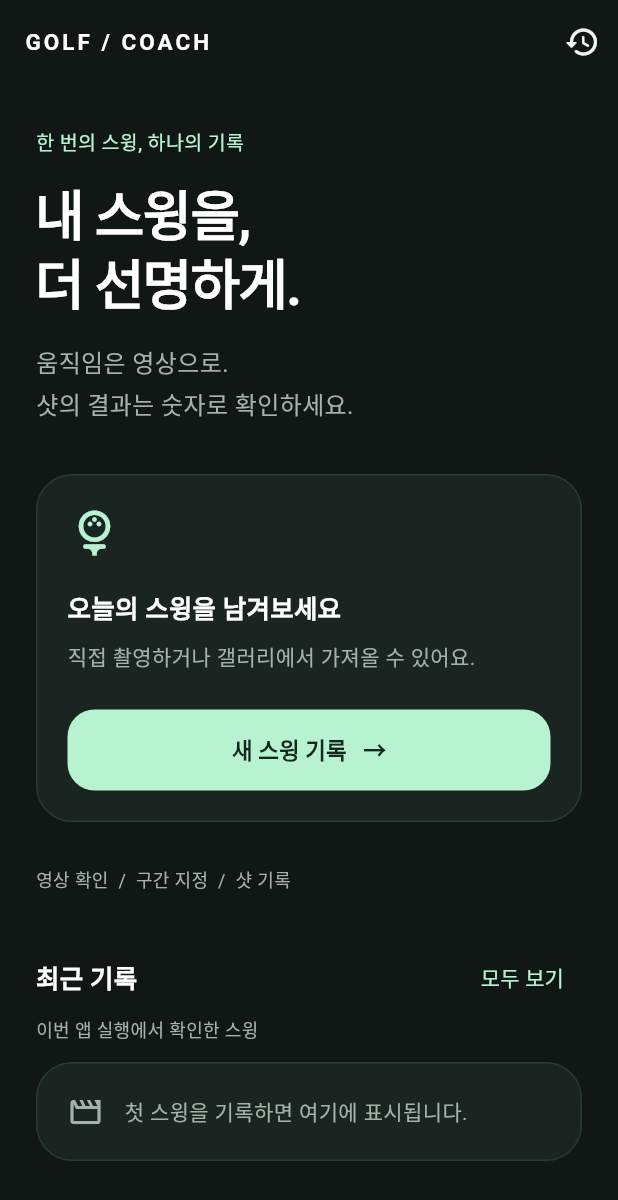
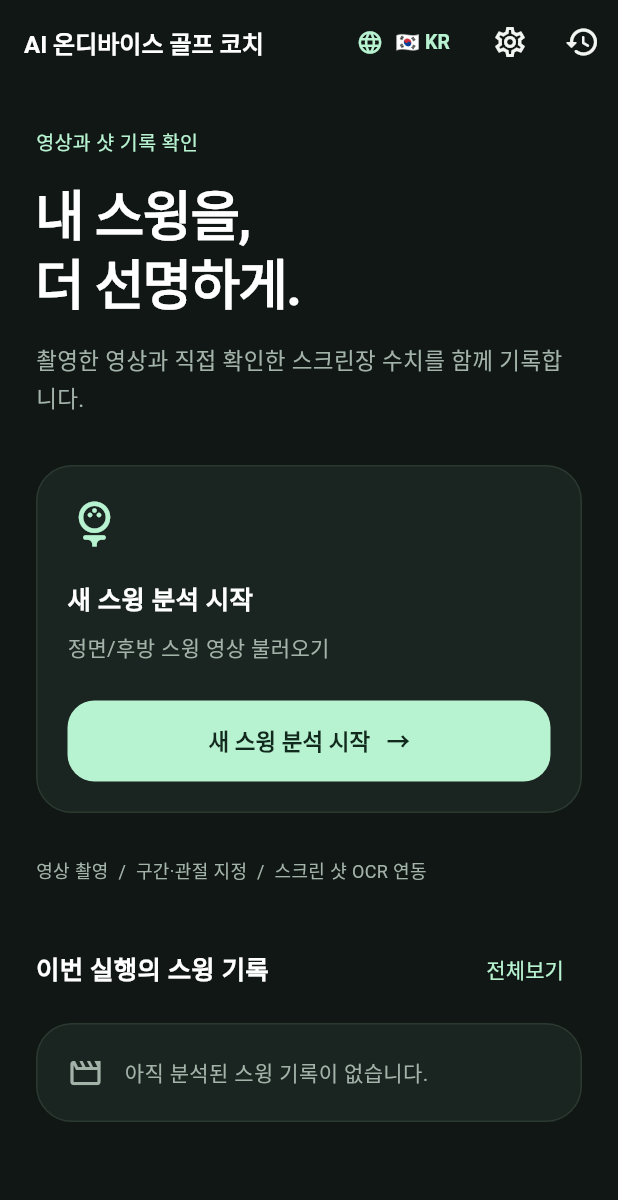
Before and after one commit to suhinkyu4-design/ai_golf_coach, a Flutter app: the screen it shows after launch, on a phone screen of 412 x 824 dp. Shown: the top 1200 px of the screen. Run offline on Flutter 3.47's test engine with Material 3 defaults, Android fonts, the phone set to English and light mode, and no system bars; our stand-ins replace camera, image_picker, sqflite, video_player; missing offline and left inert: google_mlkit_pose_detection, google_mlkit_text_recognition; accounts and stored records are empty.

Commit message:
feat: restore language toggle, settings dialog, and connect full 5-step flow (Video -> Trimming -> OCR -> Results)

```diff
--- a/lib/views/home_screen.dart
+++ b/lib/views/home_screen.dart
@@ -1,6 +1,8 @@
 import 'package:flutter/material.dart';
 import 'package:provider/provider.dart';
+import '../models/swing_model.dart';
 import '../providers/swing_provider.dart';
+import '../services/localization_service.dart';
 import '../theme/app_theme.dart';
 import '../widgets/golf_widgets.dart';
 import 'video_input_screen.dart';
@@ -9,54 +11,201 @@ import 'analysis_result_screen.dart';
 
 class HomeScreen extends StatelessWidget {
   const HomeScreen({super.key});
+
+  void _showSettingsDialog(BuildContext context, SwingProvider provider) {
+    showModalBottomSheet(
+      context: context,
+      backgroundColor: const Color(0xFF1E2B25),
+      shape: const RoundedRectangleBorder(
+        borderRadius: BorderRadius.vertical(top: Radius.circular(20)),
+      ),
+      builder: (context) {
+        final lang = provider.appLanguage;
+        return Padding(
+          padding: const EdgeInsets.all(24.0),
+          child: Column(
+            mainAxisSize: MainAxisSize.min,
+            crossAxisAlignment: CrossAxisAlignment.start,
+            children: [
+              Row(
+                mainAxisAlignment: MainAxisAlignment.spaceBetween,
+                children: [
+                  const Row(
+                    children: [
+                      Icon(Icons.settings, color: AppTheme.mint),
+                      SizedBox(width: 8),
+                      Text('앱 환경 설정', style: TextStyle(color: Colors.white, fontSize: 18, fontWeight: FontWeight.bold)),
+                    ],
+                  ),
+                  IconButton(
+                    icon: const Icon(Icons.close, color: Colors.white70),
+                    onPressed: () => Navigator.pop(context),
+                  ),
+                ],
+              ),
+              const Divider(color: Colors.white12, height: 24),
+              ListTile(
+                contentPadding: EdgeInsets.zero,
+                leading: const Icon(Icons.language, color: AppTheme.mint),
+                title: const Text('표시 언어 설정 (Language)', style: TextStyle(color: Colors.white)),
+                subtitle: Text(
+                  lang == AppLanguage.korean ? '현재: 한국어 (Korean)' : 'Current: English',
+                  style: const TextStyle(color: AppTheme.muted, fontSize: 12),
+                ),
+                trailing: TextButton.icon(
+                  style: TextButton.styleFrom(
+                    backgroundColor: Colors.white10,
+                    foregroundColor: AppTheme.mint,
+                  ),
+                  onPressed: () {
+                    provider.toggleLanguage();
+                    Navigator.pop(context);
+                  },
+                  icon: const Icon(Icons.swap_horiz, size: 18),
+                  label: Text(lang == AppLanguage.korean ? '🇰🇷 KR → 🇺🇸 EN' : '🇺🇸 EN → 🇰🇷 KR'),
+                ),
+              ),
+              const SizedBox(height: 12),
+              const ListTile(
+                contentPadding: EdgeInsets.zero,
+                leading: Icon(Icons.memory, color: AppTheme.mint),
+                title: Text('AI 온디바이스 엔진', style: TextStyle(color: Colors.white)),
+                subtitle: Text('Google ML Kit Pose Detection v3.0 (정밀 스캔 지원)', style: TextStyle(color: AppTheme.muted, fontSize: 12)),
+              ),
+              const SizedBox(height: 12),
+              const ListTile(
+                contentPadding: EdgeInsets.zero,
+                leading: Icon(Icons.document_scanner_outlined, color: AppTheme.mint),
+                title: Text('스크린 골프 OCR 인식 엔진', style: TextStyle(color: Colors.white)),
+                subtitle: Text('골프존 / 카카오 / SG골프 모니터 레이아웃 지원', style: TextStyle(color: AppTheme.muted, fontSize: 12)),
+              ),
+              const SizedBox(height: 20),
+              Center(
+                child: Text(
+                  'AI On-Device Golf Coach v0.1.0',
+                  style: TextStyle(color: Colors.white.withOpacity(0.4), fontSize: 11),
+                ),
+              ),
+            ],
+          ),
+        );
+      },
+    );
+  }
+
   @override
   Widget build(BuildContext context) {
     final provider = context.watch<SwingProvider>();
+    final lang = provider.appLanguage;
+
     return Scaffold(
-      appBar: AppBar(title: const Text('GOLF / COACH', style: TextStyle(fontSize: 15, letterSpacing: 2)),
-        actions: [IconButton(tooltip: '최근 기록', icon: const Icon(Icons.history_rounded),
-          onPressed: () => Navigator.push(context, MaterialPageRoute(builder: (_) => const HistoryScreen())))]),
-      body: ListView(padding: const EdgeInsets.fromLTRB(24, 28, 24, 32), children: [
-        const Text('한 번의 스윙, 하나의 기록', style: TextStyle(color: AppTheme.mint, fontSize: 13)),
+      appBar: AppBar(
+        title: Text(
+          LocalizationService.tr('app_title', lang),
+          style: const TextStyle(fontSize: 16, fontWeight: FontWeight.bold),
+        ),
+        actions: [
+          TextButton.icon(
+            onPressed: () => provider.toggleLanguage(),
+            icon: const Icon(Icons.language, color: AppTheme.mint, size: 18),
+            label: Text(
+              lang == AppLanguage.korean ? '🇰🇷 KR' : '🇺🇸 EN',
+              style: const TextStyle(color: AppTheme.mint, fontWeight: FontWeight.bold, fontSize: 13),
+            ),
+          ),
+          IconButton(
+            tooltip: '설정',
+            icon: const Icon(Icons.settings_outlined),
+            onPressed: () => _showSettingsDialog(context, provider),
+          ),
+          IconButton(
+            tooltip: '최근 기록',
+            icon: const Icon(Icons.history_rounded),
+            onPressed: () => Navigator.push(context, MaterialPageRoute(builder: (_) => const HistoryScreen())),
+          ),
+        ],
+      ),
+      body: ListView(
+        padding: const EdgeInsets.fromLTRB(24, 28, 24, 32),
+        children: [
+          Text(LocalizationService.tr('banner_title', lang), style: const TextStyle(color: AppTheme.mint, fontSize: 13)),
           const SizedBox(height: 14),
-        Text('내 스윙을,\n더 선명하게.', style: Theme.of(context).textTheme.headlineLarge),
+          Text(
+            lang == AppLanguage.korean ? '내 스윙을,\n더 선명하게.' : 'Clearer View of\nYour Swing.',
+            style: Theme.of(context).textTheme.headlineLarge,
+          ),
           const SizedBox(height: 16),
-        const Text('움직임은 영상으로.\n샷의 결과는 숫자로 확인하세요.',
-          style: TextStyle(color: AppTheme.muted, fontSize: 16, height: 1.7)),
+          Text(
+            LocalizationService.tr('banner_subtitle', lang),
+            style: const TextStyle(color: AppTheme.muted, fontSize: 15, height: 1.6),
+          ),
           const SizedBox(height: 32),
-        GolfPanel(child: Column(crossAxisAlignment: CrossAxisAlignment.start, children: [
+          GolfPanel(
+            child: Column(
+              crossAxisAlignment: CrossAxisAlignment.start,
+              children: [
                 const Icon(Icons.sports_golf_rounded, size: 36, color: AppTheme.mint),
                 const SizedBox(height: 20),
-          Text('오늘의 스윙을 남겨보세요', style: Theme.of(context).textTheme.titleMedium),
+                Text(LocalizationService.tr('start_new_swing', lang), style: Theme.of(context).textTheme.titleMedium),
                 const SizedBox(height: 8),
-          const Text('직접 촬영하거나 갤러리에서 가져올 수 있어요.', style: TextStyle(color: AppTheme.muted)),
+                Text(LocalizationService.tr('select_video_sub', lang), style: const TextStyle(color: AppTheme.muted)),
                 const SizedBox(height: 24),
-          ElevatedButton(onPressed: () => Navigator.push(context,
-            MaterialPageRoute(builder: (_) => const VideoInputScreen())), child: const Text('새 스윙 기록   →')),
-        ])),
+                ElevatedButton(
+                  onPressed: () => Navigator.push(
+                    context,
+                    MaterialPageRoute(builder: (_) => const VideoInputScreen()),
+                  ),
+                  child: Text('${LocalizationService.tr('start_new_swing', lang)}   →'),
+                ),
+              ],
+            ),
+          ),
           const SizedBox(height: 28),
-        const Text('영상 확인  /  구간 지정  /  샷 기록', style: TextStyle(color: AppTheme.muted, fontSize: 12)),
+          const Text('영상 촬영  /  구간·관절 지정  /  스크린 샷 OCR 연동', style: TextStyle(color: AppTheme.muted, fontSize: 12)),
           const SizedBox(height: 32),
-        Row(children: [Expanded(child: Text('최근 기록', style: Theme.of(context).textTheme.titleMedium)),
-          TextButton(onPressed: () => Navigator.push(context, MaterialPageRoute(builder: (_) => const HistoryScreen())),
-            child: const Text('모두 보기'))]),
-        const Text('이번 앱 실행에서 확인한 스윙', style: TextStyle(color: AppTheme.muted, fontSize: 12)),
+          Row(
+            children: [
+              Expanded(child: Text(LocalizationService.tr('recent_history', lang), style: Theme.of(context).textTheme.titleMedium)),
+              TextButton(
+                onPressed: () => Navigator.push(context, MaterialPageRoute(builder: (_) => const HistoryScreen())),
+                child: Text(LocalizationService.tr('view_all', lang)),
+              ),
+            ],
+          ),
           const SizedBox(height: 12),
           if (provider.swingHistory.isEmpty)
-          const GolfPanel(child: Row(children: [Icon(Icons.movie_outlined, color: AppTheme.muted),
-            SizedBox(width: 14), Expanded(child: Text('첫 스윙을 기록하면 여기에 표시됩니다.', style: TextStyle(color: AppTheme.muted)))]))
-        else for (final swing in provider.swingHistory.reversed.take(3)) Padding(
+            GolfPanel(
+              child: Row(
+                children: [
+                  const Icon(Icons.movie_outlined, color: AppTheme.muted),
+                  const SizedBox(width: 14),
+                  Expanded(
+                    child: Text(LocalizationService.tr('no_history', lang), style: const TextStyle(color: AppTheme.muted)),
+                  ),
+                ],
+              ),
+            )
+          else
+            for (final swing in provider.swingHistory.reversed.take(3))
+              Padding(
                 padding: const EdgeInsets.only(bottom: 10),
-          child: GolfPanel(padding: EdgeInsets.zero, child: ListTile(
+                child: GolfPanel(
+                  padding: EdgeInsets.zero,
+                  child: ListTile(
                     contentPadding: const EdgeInsets.symmetric(horizontal: 20, vertical: 8),
                     leading: const Icon(Icons.play_circle_outline, color: AppTheme.mint),
-            title: Text(swing.club), subtitle: Text(swing.createdAt.toString().split('.')[0]),
+                    title: Text('${swing.club} Swing (${swing.view == SwingView.faceOn ? '정면' : '후방'})'),
+                    subtitle: Text(swing.createdAt.toString().split('.')[0]),
                     trailing: const Icon(Icons.chevron_right),
-            onTap: () { provider.openHistory(swing); Navigator.push(context,
-              MaterialPageRoute(builder: (_) => const AnalysisResultScreen())); },
-          )),
+                    onTap: () {
+                      provider.openHistory(swing);
+                      Navigator.push(context, MaterialPageRoute(builder: (_) => const AnalysisResultScreen()));
+                    },
                   ),
-      ]),
+                ),
+              ),
+        ],
+      ),
     );
   }
 }
```
Lines whose indentation alone changed are shown as unchanged.
